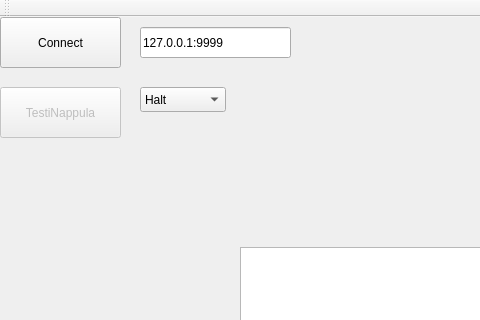
First picture: the form in newRobotClient/mainwindow.ui, repository RissanenGit/RobotProject, before the edit; both pictures show x 0 to 480 and y 0 to 320 of the 745 by 493 pixel window.
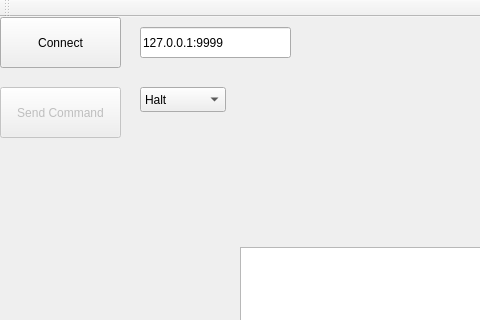
Second picture: the form after the edit.

```diff
--- a/newRobotClient/mainwindow.ui
+++ b/newRobotClient/mainwindow.ui
@@ -53,7 +53,7 @@
      </rect>
     </property>
     <property name="text">
-     <string>TestiNappula</string>
+     <string>Send Command</string>
     </property>
    </widget>
    <widget class="QLabel" name="label">
```
